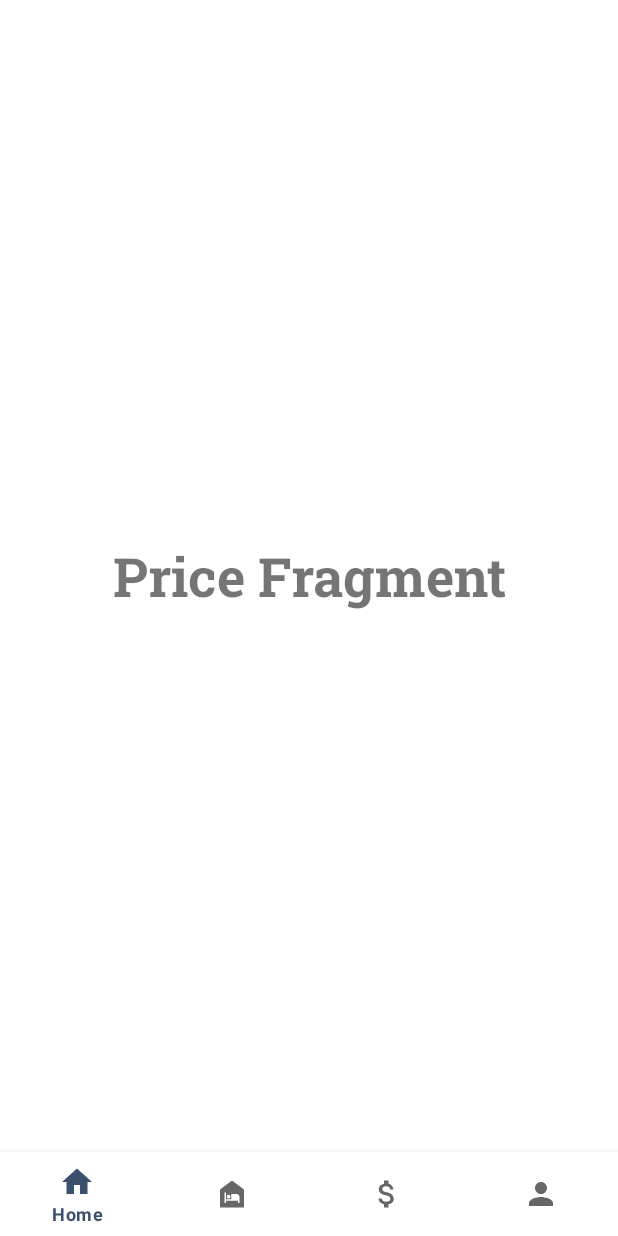
After one commit to Sohail1011/Admin-Android, an Android app: the fragment PriceFragment placed in its activity, on a phone screen of 412 x 824 dp. The commit adds this screen. Run offline under Robolectric (Android 15) with nearby library versions, the phone set to English and light mode, and no system bars.

Commit message:
nine change

```diff
--- a/app/src/main/java/com/example/admin/ComponentsActivity.java
+++ b/app/src/main/java/com/example/admin/ComponentsActivity.java
@@ -1,14 +1,47 @@
 package com.example.admin;
 
 import androidx.appcompat.app.AppCompatActivity;
+import androidx.fragment.app.Fragment;
+import androidx.fragment.app.FragmentManager;
+import androidx.fragment.app.FragmentTransaction;
 
 import android.os.Bundle;
 
+import com.example.admin.databinding.ActivityComponentsBinding;
+
 public class ComponentsActivity extends AppCompatActivity {
+
+    ActivityComponentsBinding binding;
 
     @Override
     protected void onCreate(Bundle savedInstanceState) {
         super.onCreate(savedInstanceState);
-        setContentView(R.layout.activity_components);
+        binding = ActivityComponentsBinding.inflate(getLayoutInflater());
+        setContentView(binding.getRoot());
+        replaceFragment(new HomeFragment());
+        binding.btaTools.setOnItemSelectedListener(item -> {
+            switch (item.getItemId()) {
+                case R.id.home:
+                    replaceFragment(new HomeFragment());
+                    break;
+                case R.id.profile:
+                    replaceFragment(new ProfileFragment());
+                    break;
+                case R.id.room:
+                    replaceFragment(new RoomsFragment());
+                    break;
+                case R.id.price:
+                    replaceFragment(new PriceFragment());
+                    break;
+            }
+            return true;
+        });
+    }
+
+    private void replaceFragment(Fragment fragment) {
+        FragmentManager fragmentManager = getSupportFragmentManager();
+        FragmentTransaction fragmentTransaction = fragmentManager.beginTransaction();
+        fragmentTransaction.replace(R.id.frameLayout, fragment);
+        fragmentTransaction.commit();
     }
 }
--- /dev/null
+++ b/app/src/main/java/com/example/admin/HomeFragment.java
@@ -0,0 +1,64 @@
+package com.example.admin;
+
+import android.os.Bundle;
+
+import androidx.fragment.app.Fragment;
+
+import android.view.LayoutInflater;
+import android.view.View;
+import android.view.ViewGroup;
+
+/**
+ * A simple {@link Fragment} subclass.
+ * Use the {@link HomeFragment#newInstance} factory method to
+ * create an instance of this fragment.
+ */
+public class HomeFragment extends Fragment {
+
+    // TODO: Rename parameter arguments, choose names that match
+    // the fragment initialization parameters, e.g. ARG_ITEM_NUMBER
+    private static final String ARG_PARAM1 = "param1";
+    private static final String ARG_PARAM2 = "param2";
+
+    // TODO: Rename and change types of parameters
+    private String mParam1;
+    private String mParam2;
+
+    public HomeFragment() {
+        // Required empty public constructor
+    }
+
+    /**
+     * Use this factory method to create a new instance of
+     * this fragment using the provided parameters.
+     *
+     * @param param1 Parameter 1.
+     * @param param2 Parameter 2.
+     * @return A new instance of fragment HomeFragment.
+     */
+    // TODO: Rename and change types and number of parameters
+    public static HomeFragment newInstance(String param1, String param2) {
+        HomeFragment fragment = new HomeFragment();
+        Bundle args = new Bundle();
+        args.putString(ARG_PARAM1, param1);
+        args.putString(ARG_PARAM2, param2);
+        fragment.setArguments(args);
+        return fragment;
+    }
+
+    @Override
+    public void onCreate(Bundle savedInstanceState) {
+        super.onCreate(savedInstanceState);
+        if (getArguments() != null) {
+            mParam1 = getArguments().getString(ARG_PARAM1);
+            mParam2 = getArguments().getString(ARG_PARAM2);
+        }
+    }
+
+    @Override
+    public View onCreateView(LayoutInflater inflater, ViewGroup container,
+                             Bundle savedInstanceState) {
+        // Inflate the layout for this fragment
+        return inflater.inflate(R.layout.fragment_home, container, false);
+    }
+}
--- a/app/src/main/java/com/example/admin/MainActivity.java
+++ b/app/src/main/java/com/example/admin/MainActivity.java
@@ -18,4 +18,9 @@
         Intent press = new Intent(this, RegisterActivity.class);
         startActivity(press);
     }
+
+    public void ComponentsOpen(View view) {
+        Intent press = new Intent(this, ComponentsActivity.class);
+        startActivity(press);
+    }
 }
--- /dev/null
+++ b/app/src/main/java/com/example/admin/PriceFragment.java
@@ -0,0 +1,64 @@
+package com.example.admin;
+
+import android.os.Bundle;
+
+import androidx.fragment.app.Fragment;
+
+import android.view.LayoutInflater;
+import android.view.View;
+import android.view.ViewGroup;
+
+/**
+ * A simple {@link Fragment} subclass.
+ * Use the {@link PriceFragment#newInstance} factory method to
+ * create an instance of this fragment.
+ */
+public class PriceFragment extends Fragment {
+
+    // TODO: Rename parameter arguments, choose names that match
+    // the fragment initialization parameters, e.g. ARG_ITEM_NUMBER
+    private static final String ARG_PARAM1 = "param1";
+    private static final String ARG_PARAM2 = "param2";
+
+    // TODO: Rename and change types of parameters
+    private String mParam1;
+    private String mParam2;
+
+    public PriceFragment() {
+        // Required empty public constructor
+    }
+
+    /**
+     * Use this factory method to create a new instance of
+     * this fragment using the provided parameters.
+     *
+     * @param param1 Parameter 1.
+     * @param param2 Parameter 2.
+     * @return A new instance of fragment PriceFragment.
+     */
+    // TODO: Rename and change types and number of parameters
+    public static PriceFragment newInstance(String param1, String param2) {
+        PriceFragment fragment = new PriceFragment();
+        Bundle args = new Bundle();
+        args.putString(ARG_PARAM1, param1);
+        args.putString(ARG_PARAM2, param2);
+        fragment.setArguments(args);
+        return fragment;
+    }
+
+    @Override
+    public void onCreate(Bundle savedInstanceState) {
+        super.onCreate(savedInstanceState);
+        if (getArguments() != null) {
+            mParam1 = getArguments().getString(ARG_PARAM1);
+            mParam2 = getArguments().getString(ARG_PARAM2);
+        }
+    }
+
+    @Override
+    public View onCreateView(LayoutInflater inflater, ViewGroup container,
+                             Bundle savedInstanceState) {
+        // Inflate the layout for this fragment
+        return inflater.inflate(R.layout.fragment_price, container, false);
+    }
+}
--- a/app/src/main/res/layout/activity_components.xml
+++ b/app/src/main/res/layout/activity_components.xml
@@ -7,23 +7,21 @@
     tools:context=".ComponentsActivity">
 
     <FrameLayout
-        android:id="@+id/frame_layout"
+        android:id="@+id/frameLayout"
         android:layout_width="0dp"
         android:layout_height="0dp"
-        app:layout_constraintBottom_toBottomOf="@+id/bnaTools"
+        app:layout_constraintBottom_toTopOf="@+id/btaTools"
         app:layout_constraintEnd_toEndOf="parent"
         app:layout_constraintStart_toStartOf="parent"
-        app:layout_constraintTop_toTopOf="parent"></FrameLayout>
+        app:layout_constraintTop_toTopOf="parent" />
 
     <com.google.android.material.bottomnavigation.BottomNavigationView
-        android:id="@+id/bnaTools"
-        android:elevation="10dp"
+        android:id="@+id/btaTools"
         android:layout_width="match_parent"
         android:layout_height="wrap_content"
+        android:elevation="10dp"
         app:layout_constraintBottom_toBottomOf="parent"
         app:layout_constraintEnd_toEndOf="parent"
         app:layout_constraintStart_toStartOf="parent"
-        app:menu="@menu/items"
-        tools:layout_editor_absoluteX="1dp"
-        tools:layout_editor_absoluteY="1dp" />
+        app:menu="@menu/items" />
 </androidx.constraintlayout.widget.ConstraintLayout>
--- a/app/src/main/res/layout/activity_main.xml
+++ b/app/src/main/res/layout/activity_main.xml
@@ -105,6 +105,7 @@
         android:backgroundTint="@color/third"
         android:elevation="0sp"
         android:fontFamily="@font/roboto_slab_light"
+        android:onClick="ComponentsOpen"
         android:text="@string/skip"
         app:layout_constraintBottom_toBottomOf="parent"
         app:layout_constraintEnd_toEndOf="parent"
--- /dev/null
+++ b/app/src/main/res/layout/fragment_price.xml
@@ -0,0 +1,21 @@
+<?xml version="1.0" encoding="utf-8"?>
+<androidx.constraintlayout.widget.ConstraintLayout xmlns:android="http://schemas.android.com/apk/res/android"
+    xmlns:app="http://schemas.android.com/apk/res-auto"
+    xmlns:tools="http://schemas.android.com/tools"
+    android:layout_width="match_parent"
+    android:layout_height="match_parent"
+    tools:context=".PriceFragment">
+
+    <TextView
+        android:layout_width="wrap_content"
+        android:layout_height="wrap_content"
+        android:fontFamily="@font/roboto_slab_bold"
+        android:text="Price Fragment"
+        android:textSize="36dp"
+        android:textStyle="bold"
+        app:layout_constraintBottom_toBottomOf="parent"
+        app:layout_constraintEnd_toEndOf="parent"
+        app:layout_constraintStart_toStartOf="parent"
+        app:layout_constraintTop_toTopOf="parent" />
+
+</androidx.constraintlayout.widget.ConstraintLayout>
--- a/app/src/main/res/values/strings.xml
+++ b/app/src/main/res/values/strings.xml
@@ -26,4 +26,6 @@
         <item>Uruguay</item>
         <item>Bolivia</item>
     </string-array>
+    <!-- TODO: Remove or change this placeholder text -->
+    <string name="hello_blank_fragment">Hello blank fragment</string>
 </resources>
```
Also changed, not shown: app/src/main/java/com/example/admin/ProfileFragment.java (added, +64 -0 lines), app/src/main/java/com/example/admin/RoomsFragment.java (added, +64 -0 lines), app/src/main/res/layout/fragment_home.xml (added, +21 -0 lines), app/src/main/res/layout/fragment_profile.xml (added, +21 -0 lines), app/src/main/res/layout/fragment_rooms.xml (added, +21 -0 lines).
